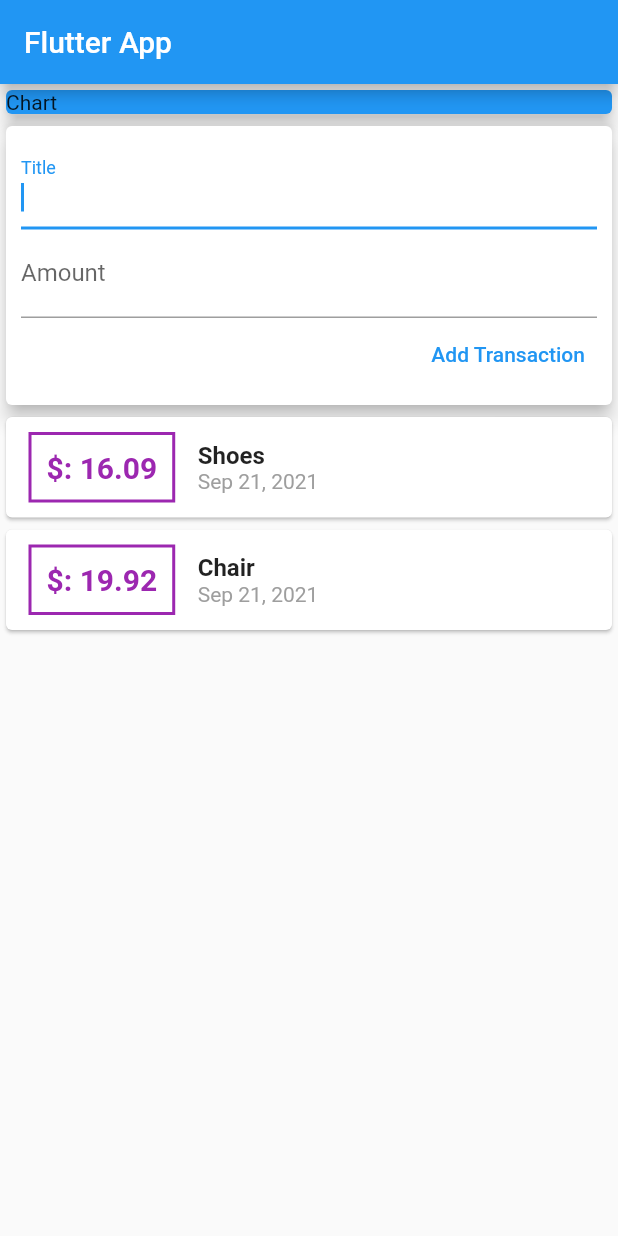
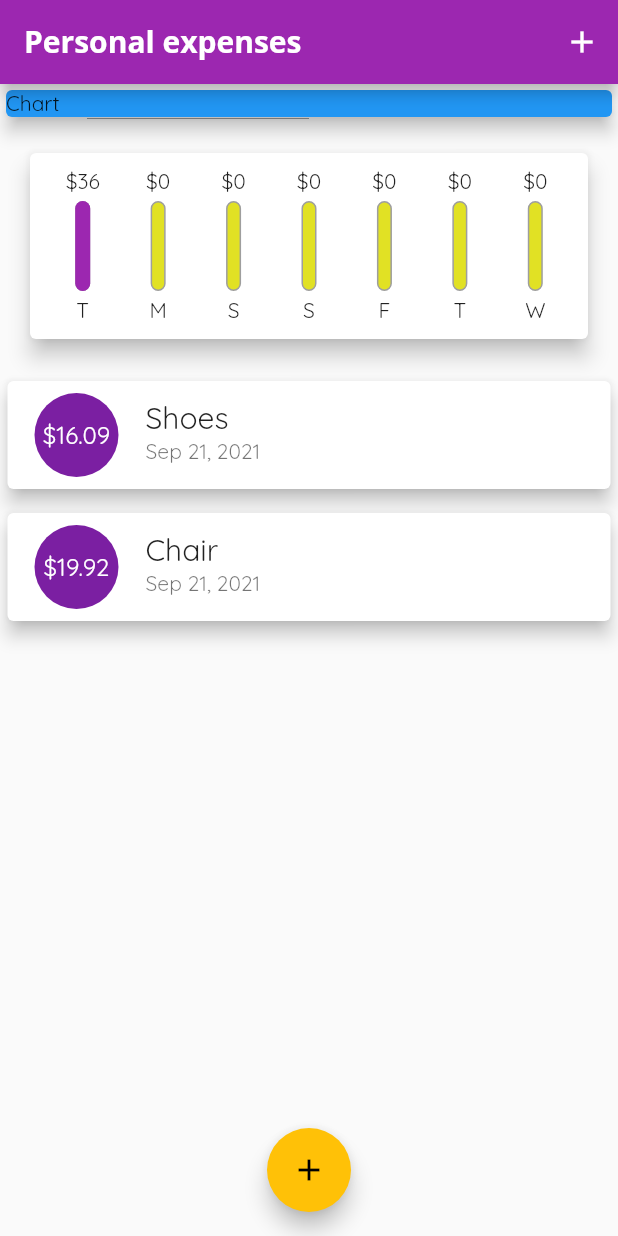
Before and after one commit to amondnet/mobx-issue-832, a Flutter app: the screen it shows after launch, on a phone screen of 412 x 824 dp. Run offline on Flutter 3.47's test engine with Material 2 defaults, Android fonts, the phone set to English and light mode, and no system bars.

Commit message:
added fonts and created bar chart widget

```diff
--- a/expense_tracker/lib/main.dart
+++ b/expense_tracker/lib/main.dart
@@ -1,5 +1,8 @@
-import 'package:expense_tracker/widgets/user_transaction.dart';
+import 'package:expense_tracker/widgets/chart.dart';
+import 'package:expense_tracker/widgets/new_transaction.dart';
+import 'package:expense_tracker/widgets/transaction_list.dart';
 import 'package:flutter/material.dart';
+import 'package:expense_tracker/models/transaction.dart';
 
 void main() {
   runApp(MyApp());
@@ -10,31 +13,104 @@ class MyApp extends StatelessWidget {
   @override
   Widget build(BuildContext context) {
     return MaterialApp(
-      title: 'Flutter Demo',
+      title: 'Personal expenses',
       home: MyHomePage(),
+      theme: ThemeData(
+          primarySwatch: Colors.purple,
+          accentColor: Colors.amber,
+          fontFamily: 'Quicksand',
+          appBarTheme: AppBarTheme(
+              textTheme: ThemeData
+                  .light()
+                  .textTheme
+                  .copyWith(
+                  title: TextStyle(
+                    fontFamily: 'OpenSans',
+                    fontSize: 20,
+                    fontWeight: FontWeight.bold,
+                    color: Colors.white,
+                  )
+              ))
+      ),
     );
   }
 }
 
-class MyHomePage extends StatelessWidget {
+class MyHomePage extends StatefulWidget {
+  @override
+  _MyHomePageState createState() => _MyHomePageState();
+}
+
+class _MyHomePageState extends State<MyHomePage> {
+
+  void _addNewTransaction(String title, double amount) {
+    final newTrx = Transaction(
+        id: DateTime.now().toString(),
+        title: title,
+        amount: amount,
+        date: DateTime.now());
+    setState(() {
+      _userTransactions.add(newTrx);
+    });
+  }
+
+  final List<Transaction> _userTransactions = [
+    Transaction(
+        id: 'trx1', title: 'Shoes', amount: 16.09, date: DateTime.now()),
+    Transaction(id: 'trx2', title: 'Chair', amount: 19.92, date: DateTime.now())
+  ];
+
+  List<Transaction> get _recentTransactions {
+    return List<Transaction>.of(
+        _userTransactions.where((element) {
+          return element.date.isAfter(DateTime.now().subtract(Duration(days: 7)));
+        })
+    );
+  }
+
+  void _startAddNewTransaction(BuildContext ctx) {
+    showModalBottomSheet(
+        context: ctx,
+        builder: (_) {
+          return NewTransaction(_addNewTransaction);
+        });
+  }
 
   @override
   Widget build(BuildContext context) {
     return Scaffold(
       appBar: AppBar(
-        title: Text('Flutter App'),
+        title: Text('Personal expenses'),
+        actions: [
+          IconButton(
+              onPressed: () {
+                _startAddNewTransaction(context);
+              },
+              icon: Icon(Icons.add))
+        ],
       ),
-      body: Column(
-        mainAxisAlignment: MainAxisAlignment.start,
-        crossAxisAlignment: CrossAxisAlignment.stretch,
+      body: Container(
+          child: ListView(
             children: [
               Card(
                 color: Colors.blue,
                 child: Container(width: double.infinity, child: Text('Chart')),
                 elevation: 5,
               ),
-          UserTransactions()
+              Column(
+                children: [
+                  Chart(_recentTransactions),
+                  TransactionList(_userTransactions)
                 ],
+              )
+            ],
+          )),
+      floatingActionButtonLocation: FloatingActionButtonLocation.centerFloat,
+      floatingActionButton: FloatingActionButton(
+        child: Icon(Icons.add),
+        onPressed: () {
+          _startAddNewTransaction(context);
+        },
       ),
     );
   }
--- /dev/null
+++ b/expense_tracker/lib/widgets/cart_bar.dart
@@ -0,0 +1,50 @@
+import 'package:flutter/material.dart';
+
+class ChartBar extends StatelessWidget {
+  final String label;
+  final double spendingAmount;
+  final double spendingPctOfTotal;
+
+  ChartBar(this.label, this.spendingAmount, this.spendingPctOfTotal);
+
+  @override
+  Widget build(BuildContext context) {
+    return Column(
+      children: [
+        FittedBox(
+            child: Text('\$${spendingAmount.toStringAsFixed(0)}')
+        ),
+        SizedBox(
+          height: 4,
+        ),
+        Container(
+          height: 60,
+          width: 10,
+          child: Stack(
+            children: [
+              Container(
+                decoration: BoxDecoration(
+                    border: Border.all(width: 1.0, color: Colors.grey),
+                    color: Color.fromARGB(220, 220, 220, 1),
+                    borderRadius: BorderRadius.circular(10)),
+              ),
+              FractionallySizedBox(
+                heightFactor: spendingPctOfTotal,
+                child: Container(
+                  decoration: BoxDecoration(
+                    color: Theme.of(context).primaryColor,
+                    borderRadius: BorderRadius.circular(10)
+                  ),
+                ),
+              )
+            ],
+          ),
+        ),
+        SizedBox(
+          height: 4,
+        ),
+        Text(label)
+      ],
+    );
+  }
+}
--- /dev/null
+++ b/expense_tracker/lib/widgets/chart.dart
@@ -0,0 +1,57 @@
+import 'package:expense_tracker/widgets/cart_bar.dart';
+import 'package:flutter/material.dart';
+import '../models/transaction.dart';
+import 'package:intl/intl.dart';
+
+class Chart extends StatelessWidget {
+  final List<Transaction> recentTransactions;
+
+  Chart(this.recentTransactions);
+
+  List<Map<String, Object>> get groupedTransactionValues {
+    return List.generate(7, (index) {
+      final weekDay = DateTime.now().subtract(Duration(days: index));
+      var totalSum = 0.0;
+      for (var i = 0; i < recentTransactions.length; i += 1) {
+        if (recentTransactions[i].date.day == weekDay.day &&
+            recentTransactions[i].date.month == weekDay.month &&
+            recentTransactions[i].date.year == weekDay.year) {
+          totalSum += recentTransactions[i].amount;
+        }
+      }
+      return {'day': DateFormat.E().format(weekDay).substring(0,1), 'amount': totalSum};
+    });
+  }
+
+  double get totalSpending{
+    return groupedTransactionValues.fold(0.0, (sum, elem){
+       return sum + (elem['amount'] as double) ;
+    });
+  }
+
+  @override
+  Widget build(BuildContext context) {
+    print(groupedTransactionValues);
+    return Card(
+      elevation: 6,
+      margin: EdgeInsets.all(20),
+      child: Padding(
+        padding: EdgeInsets.all(10),
+        child: Row(
+          mainAxisAlignment: MainAxisAlignment.spaceAround,
+          children: groupedTransactionValues.map((data) =>
+            Flexible(
+              fit: FlexFit.tight,
+              child:
+                ChartBar(
+                  data['day'] as String,
+                  data['amount'] as double,
+                  totalSpending == 0.0 ? 0.0 : (data['amount'] as double) / totalSpending
+                ),
+            )
+          ).toList(),
+        ),
+      ),
+    );
+  }
+}
--- a/expense_tracker/lib/widgets/new_transaction.dart
+++ b/expense_tracker/lib/widgets/new_transaction.dart
@@ -1,12 +1,35 @@
 import 'package:flutter/material.dart';
 
-class NewTransaction extends StatelessWidget {
+class NewTransaction extends StatefulWidget {
 
-  final titleController = TextEditingController();
-  final amountController = TextEditingController();
   final Function addTrx;
 
   NewTransaction(this.addTrx);
+
+  @override
+  _NewTransactionState createState() => _NewTransactionState();
+}
+
+class _NewTransactionState extends State<NewTransaction> {
+  final titleController = TextEditingController();
+
+  final amountController = TextEditingController();
+
+  void submitData(){
+    final enteredTitle = titleController.text;
+    final enteredAmount = double.parse(amountController.text);
+
+    if(enteredTitle.isEmpty || enteredAmount<=0){
+      return;
+    }
+
+    widget.addTrx(
+        enteredTitle,
+        enteredAmount
+    );
+
+    Navigator.of(context).pop();
+  }
 
   @override
   Widget build(BuildContext context) {
@@ -21,17 +44,15 @@ class NewTransaction extends StatelessWidget {
               controller: titleController,
               autofocus: true,
               decoration: InputDecoration(labelText: 'Title'),
+              onSubmitted: (_) => submitData(),
             ),
             TextField(
               controller: amountController,
               decoration: InputDecoration(labelText: 'Amount'),
+              keyboardType: TextInputType.number,
+              onSubmitted: (_) => submitData(),
             ),
-            TextButton(onPressed: () {
-              addTrx(
-                  titleController.text,
-                  double.parse(amountController.text)
-              );
-            }, child: Text('Add Transaction'),)
+            TextButton(onPressed: submitData, child: Text('Add Transaction'),)
           ],
         ),
       ),
--- a/expense_tracker/lib/widgets/transaction_list.dart
+++ b/expense_tracker/lib/widgets/transaction_list.dart
@@ -3,53 +3,37 @@ import 'package:intl/intl.dart';
 import 'package:flutter/material.dart';
 
 class TransactionList extends StatelessWidget {
-
   final List<Transaction> transactions;
 
   TransactionList(this.transactions);
 
   @override
   Widget build(BuildContext context) {
-    return Column(
-      children: transactions
-          .map((tx) => Card(
-                child: Row(
-                  children: [
-                    Container(
-                      margin:
-                          EdgeInsets.symmetric(vertical: 10, horizontal: 15),
-                      child: Text(
-                        '\$: ${tx.amount.toString()}',
-                        style: TextStyle(
-                            fontWeight: FontWeight.bold,
-                            fontSize: 20,
-                            color: Colors.purple),
-                      ),
-                      decoration: BoxDecoration(
-                        border: Border.all(color: Colors.purple, width: 2),
-                      ),
-                      padding: EdgeInsets.all(10),
-                    ),
-                    Column(
-                      crossAxisAlignment: CrossAxisAlignment.start,
-                      children: [
-                        Text(
-                          tx.title,
-                          style: TextStyle(
-                              fontSize: 16, fontWeight: FontWeight.bold),
-                        ),
-                        Text(
-                          DateFormat(DateFormat.YEAR_ABBR_MONTH_DAY,
-                                  Intl.systemLocale)
-                              .format(tx.date),
-                          style: TextStyle(color: Colors.grey),
-                        )
-                      ],
-                    )
-                  ],
+    return Container(
+      height: 300,
+      child: ListView.builder(
+        itemBuilder: (ctx, index) => Card(
+          elevation: 5,
+          margin: EdgeInsets.symmetric(vertical: 8, horizontal: 5),
+          child: ListTile(
+            leading: CircleAvatar(
+              radius: 30,
+              child: Padding(
+                padding: EdgeInsets.all(6),
+                child: FittedBox(
+                  child: Text('\$${transactions[index].amount}'),
                 ),
-              ))
-          .toList(),
+              ),
+            ),
+            title: Text(
+              transactions[index].title,
+              style: Theme.of(ctx).textTheme.title,
+            ),
+            subtitle: Text(DateFormat.yMMMd().format(transactions[index].date)),
+          ),
+        ),
+        itemCount: transactions.length,
+      ),
     );
   }
 }
--- a/expense_tracker/lib/widgets/user_transaction.dart
+++ /dev/null
@@ -1,47 +0,0 @@
-import 'package:expense_tracker/models/transaction.dart';
-import 'package:expense_tracker/widgets/new_transaction.dart';
-import 'package:expense_tracker/widgets/transaction_list.dart';
-import 'package:flutter/material.dart';
-
-class UserTransactions extends StatefulWidget {
-
-  @override
-  _UserTransactionsState createState() => _UserTransactionsState();
-}
-
-class _UserTransactionsState extends State<UserTransactions> {
-  final List<Transaction> _userTransactions = [
-    Transaction(
-        id: 'trx1', title: 'Shoes', amount: 16.09, date: DateTime.now()
-    ),
-    Transaction(
-        id: 'trx2', title: 'Chair', amount: 19.92, date: DateTime.now()
-    )
-  ];
-
-  @override
-  Widget build(BuildContext context) {
-    return Column(
-      children: [
-        NewTransaction(
-          _addNewTransaction
-        ),
-        TransactionList(
-            _userTransactions
-        )
-      ],
-    );
-  }
-
-  void _addNewTransaction(String title, double amount) {
-    final newTrx = Transaction(id: DateTime.now().toString(),
-        title: title,
-        amount: amount,
-        date: DateTime.now()
-    );
-    setState(() {
-      _userTransactions.add(newTrx);
-    });
-  }
-
-}
```
Also changed, not shown: expense_tracker/pubspec.yaml (+11 -6 lines), expense_tracker/assets/fonts/OpenSans-Bold.ttf (added), expense_tracker/assets/fonts/OpenSans-Regular.ttf (added), expense_tracker/assets/fonts/Quicksand-Bold.ttf (added), expense_tracker/assets/fonts/Quicksand-Light.ttf (added), expense_tracker/assets/fonts/Quicksand-Medium.ttf (added), expense_tracker/assets/fonts/Quicksand-Regular.ttf (added). Lines whose indentation alone changed are shown as unchanged.
